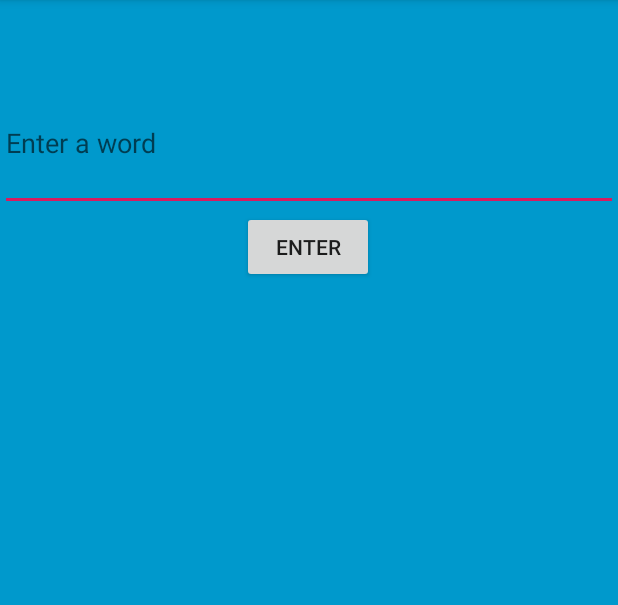
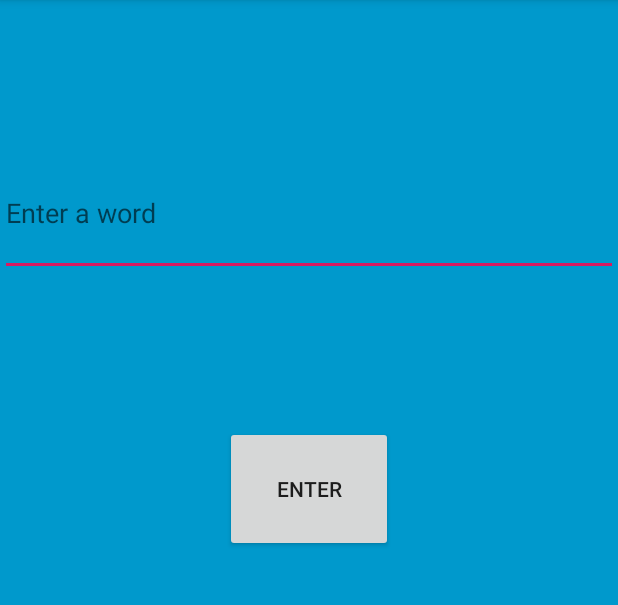
Before and after one commit to adikandu/synonymFinder, an Android app: the screen it shows after launch (MainActivity), on a phone screen of 412 x 824 dp, the part 84-689 px from its top. Run offline under Robolectric (Android 15) with nearby library versions, the phone set to English and light mode, and no system bars.

Commit message:
Format change 04/28/20

```diff
--- a/app/src/main/res/layout/activity_main.xml
+++ b/app/src/main/res/layout/activity_main.xml
@@ -22,7 +22,7 @@
             android:id="@+id/wordInput"
             android:layout_width="0dp"
             android:layout_height="0dp"
-            android:layout_marginTop="50dp"
+            android:layout_marginTop="100dp"
             android:ems="10"
             android:hint="@string/edit_message"
             android:inputType="textPersonName"
@@ -34,9 +34,14 @@
 
         <Button
             android:id="@+id/enter"
-            android:layout_width="wrap_content"
-            android:layout_height="wrap_content"
-            android:layout_marginBottom="579dp"
+            android:layout_width="0dp"
+            android:layout_height="0dp"
+            android:layout_marginStart="150dp"
+            android:layout_marginLeft="150dp"
+            android:layout_marginTop="100dp"
+            android:layout_marginEnd="150dp"
+            android:layout_marginRight="150dp"
+            android:layout_marginBottom="400dp"
             android:text="@string/button_enter"
             android:visibility="visible"
             app:layout_constraintBottom_toBottomOf="parent"
@@ -49,7 +54,7 @@
             android:id="@+id/output"
             android:layout_width="415dp"
             android:layout_height="316dp"
-            android:hint="@string/returnOutput"
+            android:text="@string/returnOutput"
             android:visibility="invisible"
             app:layout_constraintBottom_toBottomOf="parent"
             app:layout_constraintEnd_toEndOf="parent"
```
